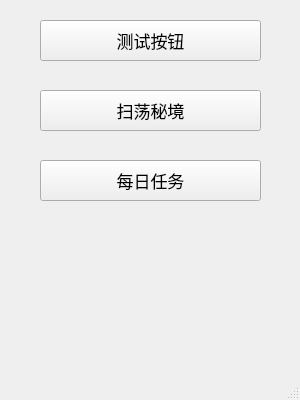
First picture: the form in ui/pyqt.ui, repository freeok/LangrisserHelper, before the edit.
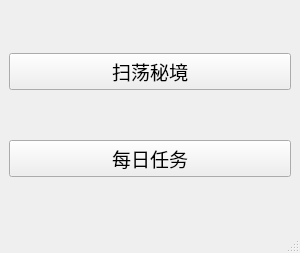
Second picture: the form after the edit. Icons and pictures are not drawn.

What changed in the file:
```diff
--- a/ui/pyqt.ui
+++ b/ui/pyqt.ui
@@ -7,7 +7,7 @@
     <x>0</x>
     <y>0</y>
     <width>300</width>
-    <height>400</height>
+                <height>253</height>
    </rect>
   </property>
   <property name="font">
@@ -23,60 +23,50 @@
     <normaloff>../res/logo.ico</normaloff>../res/logo.ico</iconset>
   </property>
   <widget class="QWidget" name="centralwidget">
-   <widget class="QPushButton" name="pushButton_test">
-    <property name="geometry">
-     <rect>
-      <x>40</x>
-      <y>20</y>
-      <width>221</width>
-      <height>41</height>
-     </rect>
-    </property>
-    <property name="font">
-     <font>
-      <pointsize>13</pointsize>
-     </font>
-    </property>
-    <property name="text">
-     <string>测试按钮</string>
-    </property>
-   </widget>
+            <layout class="QVBoxLayout" name="verticalLayout">
+                <item>
    <widget class="QPushButton" name="pushButton_sweep">
-    <property name="geometry">
-     <rect>
-      <x>40</x>
-      <y>90</y>
-      <width>221</width>
-      <height>41</height>
-     </rect>
+                        <property name="baseSize">
+                            <size>
+                                <width>0</width>
+                                <height>0</height>
+                            </size>
     </property>
     <property name="font">
      <font>
-      <pointsize>13</pointsize>
-     </font>
-    </property>
+                                <pointsize>14</pointsize>
+                            </font>
+                        </property>
+                        <property name="autoFillBackground">
+                            <bool>false</bool>
+                        </property>
+                        <property name="styleSheet">
+                            <string notr="true"/>
+                        </property>
     <property name="text">
      <string>扫荡秘境</string>
     </property>
-   </widget>
+                        <property name="checkable">
+                            <bool>false</bool>
+                        </property>
+                    </widget>
+                </item>
+                <item>
    <widget class="QPushButton" name="pushButton_task">
-    <property name="geometry">
-     <rect>
-      <x>40</x>
-      <y>160</y>
-      <width>221</width>
-      <height>41</height>
-     </rect>
-    </property>
     <property name="font">
      <font>
-      <pointsize>13</pointsize>
-     </font>
-    </property>
+                                <pointsize>14</pointsize>
+                            </font>
+                        </property>
+                        <property name="styleSheet">
+                            <string notr="true"/>
+                        </property>
     <property name="text">
      <string>每日任务</string>
     </property>
    </widget>
+                </item>
+            </layout>
   </widget>
   <widget class="QMenuBar" name="menubar">
    <property name="geometry">
```
Left out of the diff: 5 changed lines with no effect on the pictures. Lines whose indentation alone changed are shown as unchanged.
